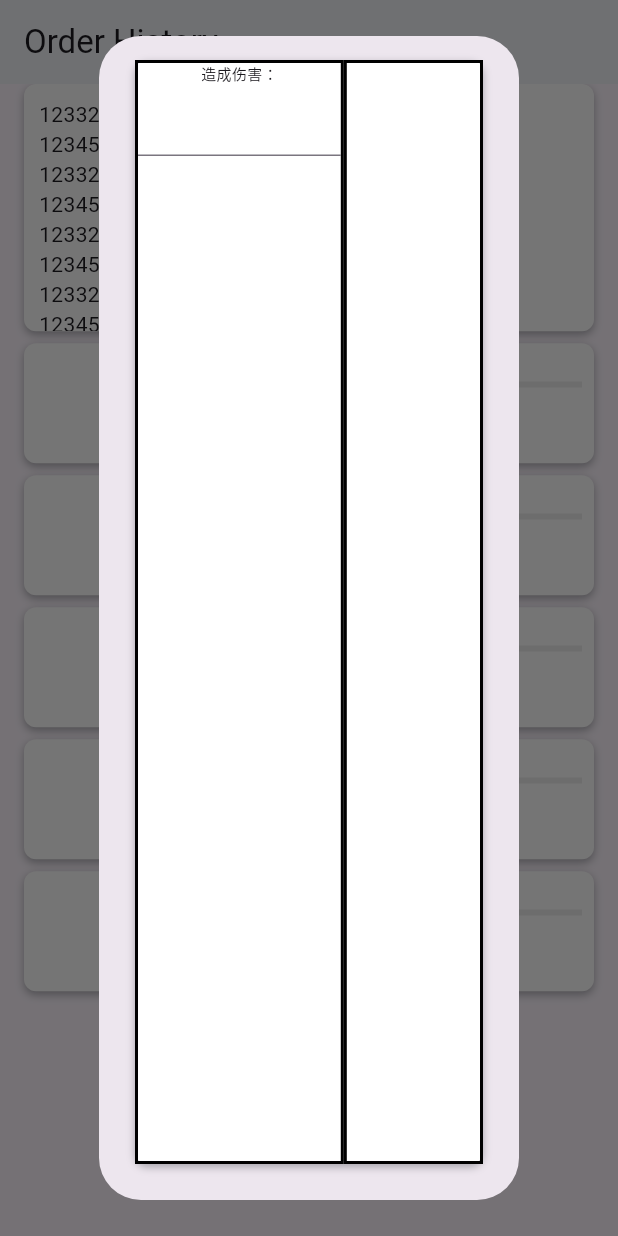
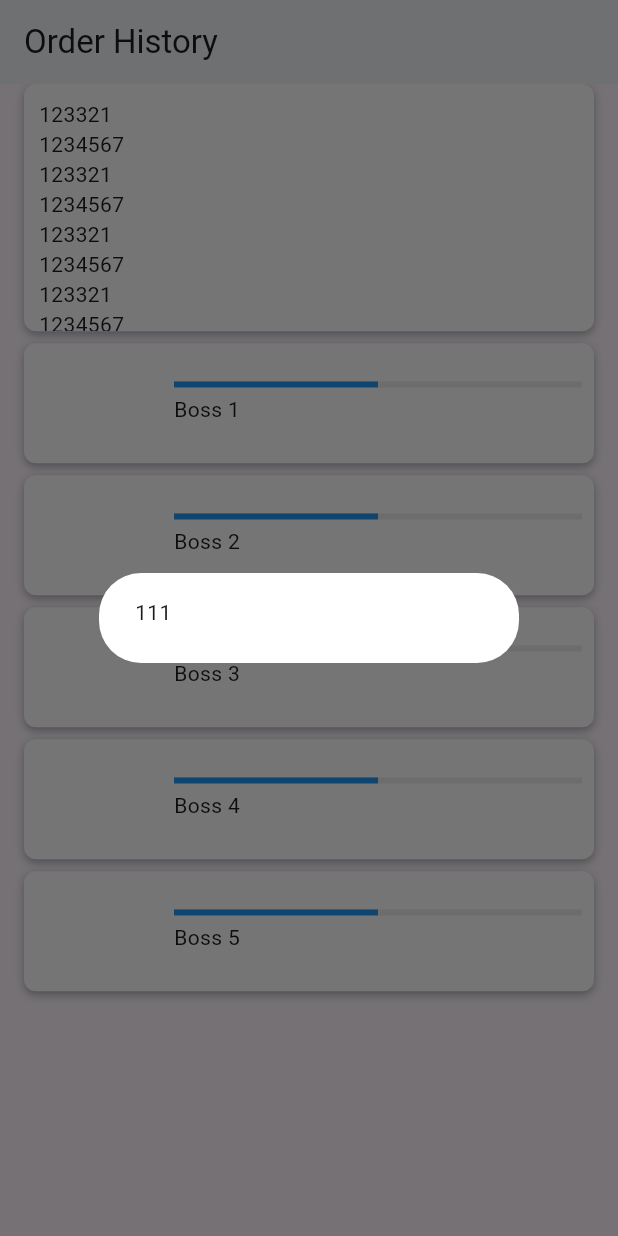
Before and after one commit to NaitoSama/pcrcli, a Flutter app: the bossPage screen opened directly, after a tap on "Boss 1", on a phone screen of 412 x 824 dp. Run offline on Flutter 3.47's test engine with Material 3 defaults, Android fonts, the light colour scheme and no system bars; our stand-ins replace shared_preferences; accounts and stored records are empty.

Commit message:
in development...

```diff
--- a/lib/boss.dart
+++ b/lib/boss.dart
@@ -236,55 +236,13 @@ class _bossCMDState extends State<bossCMD> {
   @override
   Widget build(BuildContext context) {
     return AlertDialog(
-          content: Center(
-            child: Container(
-              decoration: BoxDecoration(
-                color: Colors.white,
-                boxShadow: const [
-                  BoxShadow(
-                    blurRadius: 4,
-                    color: Color(0x520E151B),
-                    offset: Offset(0, 2),
-                  )
-                ],
-                borderRadius: BorderRadius.circular(8),
-              ),
-              child: Row(
-                children: [
-                  Expanded(
-                    flex: 3,
-                    child: Container(
-                      decoration: BoxDecoration(
-                        border: Border.all(
-                          color: Colors.black,
-                          width: 2.0,
-                        ),
-                      ),
-                      child: Column(
-                        children: [
-                          Text('造成伤害：',style: TextStyle(fontSize: 10),),
-                          TextFormField(
-                            controller: _damage,
-                          )
-                        ],
-                      ),
-                    ),
-                  ),Expanded(
-                    flex: 2,
-                    child: Container(
-                      decoration: BoxDecoration(
-                        border: Border.all(
-                          color: Colors.black,
-                          width: 2.0,
-                        ),
-                      ),
-                    ),
-                  ),
-                ],
-              ),
-            ),
-          )
-
+      backgroundColor: Colors.white,
+      content: Container(
+        constraints: BoxConstraints(
+          maxWidth: 200.0, // 设置最大宽度
+        ),
+        child: Text('111'),
+      )
     );
   }
 }
```
